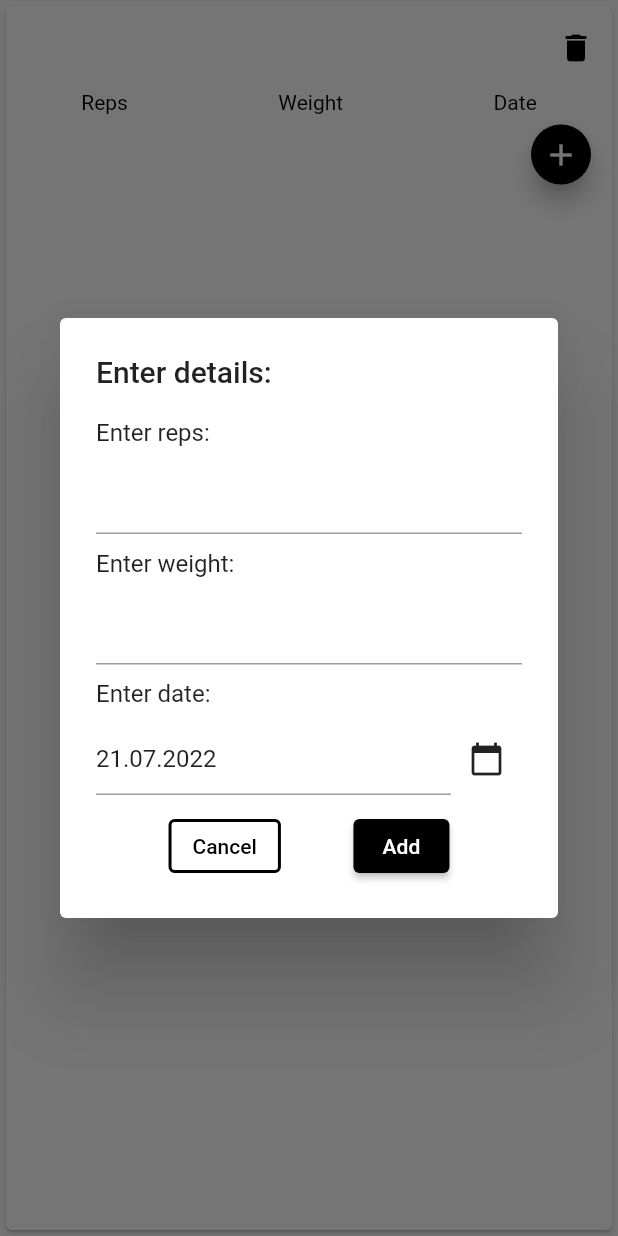
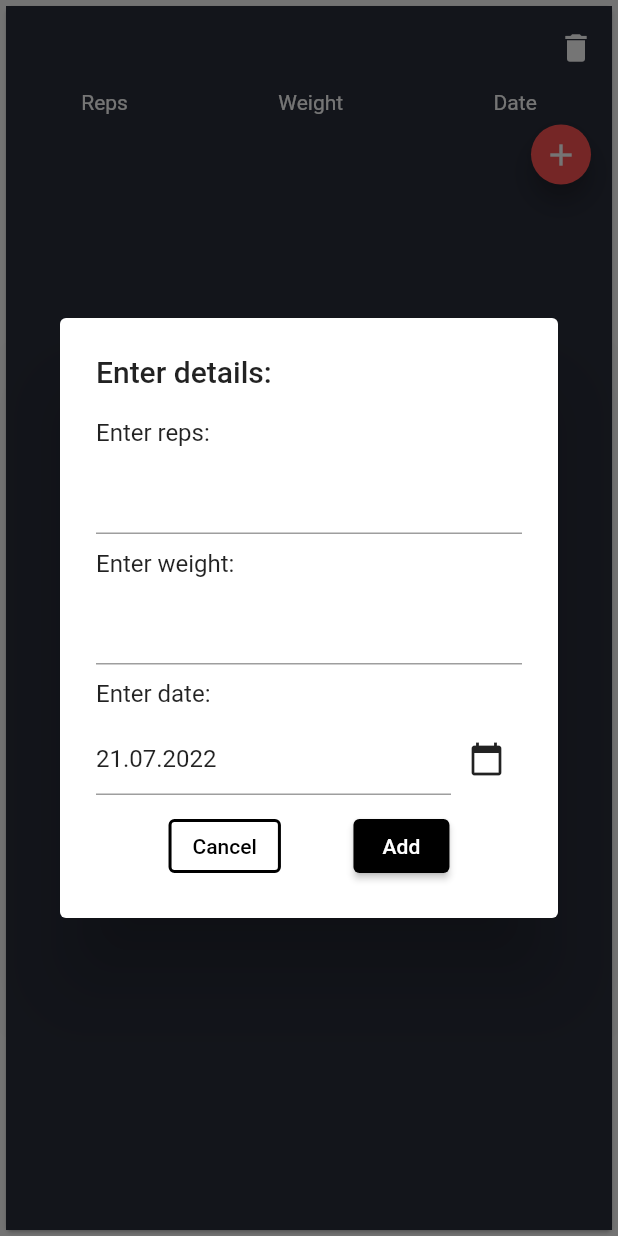
Before and after one commit to Sar1n0196/gym_app, a Flutter app: the ExerciseCard widget shown alone on an empty page, opened directly with empty values, after a tap on the "add" icon, on a phone screen of 412 x 824 dp. Run offline on Flutter 3.47's test engine with Material 2 defaults, Android fonts, the phone set to English and light mode, and no system bars; our stand-ins replace sqflite; accounts and stored records are empty.

Commit message:
UI changes

```diff
--- a/lib/exercise_card.dart
+++ b/lib/exercise_card.dart
@@ -156,6 +156,8 @@ class _ExerciseCardState extends State<ExerciseCard> {
   Widget build(BuildContext context) {
     // Exercise card
     return Card(
+      child: Container(
+        color: Color.fromARGB(255, 41, 45, 58),
         child: Column(
           children: [
             //Top row
@@ -171,7 +173,7 @@ class _ExerciseCardState extends State<ExerciseCard> {
                       style: const TextStyle(
                           fontSize: 30.0, fontWeight: FontWeight.bold),
                     ),
-                  textColor: appColors["main"],
+                    textColor: Colors.redAccent,
                   ),
                 ),
 
@@ -182,7 +184,7 @@ class _ExerciseCardState extends State<ExerciseCard> {
                       splashRadius: 20,
                       icon: const Icon(
                         Icons.delete,
-                      color: Colors.black,
+                        color: Colors.white,
                       ),
                       onPressed: deleteCard),
                 ),
@@ -195,10 +197,10 @@ class _ExerciseCardState extends State<ExerciseCard> {
               children: <Widget>[
                 Text(
                   "Reps",
-                style: TextStyle(color: appColors["main"]),
+                  style: TextStyle(color: Colors.white,),
                 ),
-              Text("Weight", style: TextStyle(color: appColors["main"])),
-              Text("Date", style: TextStyle(color: appColors["main"])),
+                Text("Weight", style: TextStyle(color: Colors.white)),
+                Text("Date", style: TextStyle(color: Colors.white)),
               ],
             ),
 
@@ -217,7 +219,9 @@ class _ExerciseCardState extends State<ExerciseCard> {
                   itemBuilder: (BuildContext context, int index) {
                     RepCard card = widget._repCard[index];
                     return Dismissible(
-                    background: Card(color: appColors["highlight"],),
+                      background: Card(
+                        color: Color.fromARGB(255, 41, 45, 58),
+                      ),
                       child: card,
                       key: UniqueKey(),
                       onDismissed: (direction) {
@@ -239,13 +243,14 @@ class _ExerciseCardState extends State<ExerciseCard> {
 
                   //Add button
                   FloatingActionButton.small(
-              backgroundColor: appColors["main"],
+                backgroundColor: Colors.redAccent,
                 child: const Icon(Icons.add),
                 onPressed: _buttonPressed,
               ),
             ),
           ],
         ),
+      ),
     );
   }
 }
--- a/lib/top_bar.dart
+++ b/lib/top_bar.dart
@@ -1,5 +1,4 @@
 import "package:flutter/material.dart";
-import 'package:gym_app/main.dart';
 
 class TopBar extends StatelessWidget implements PreferredSizeWidget {
   const TopBar({Key? key, required AppBar appBar}) : super(key: key);
```
Lines whose indentation alone changed are shown as unchanged.
